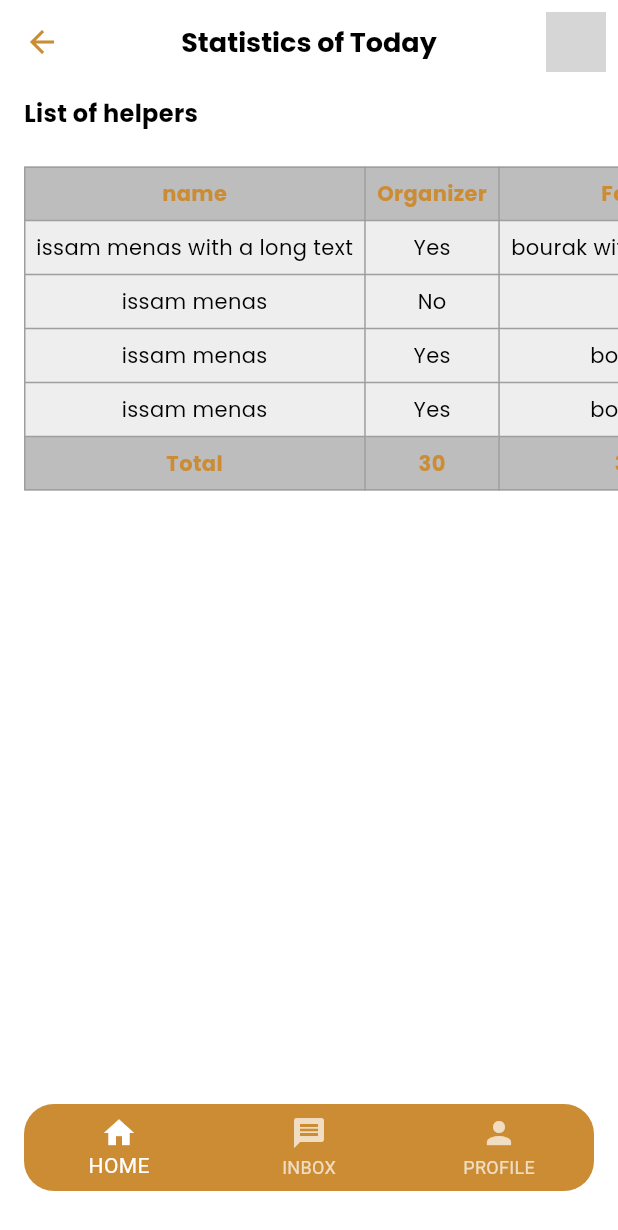
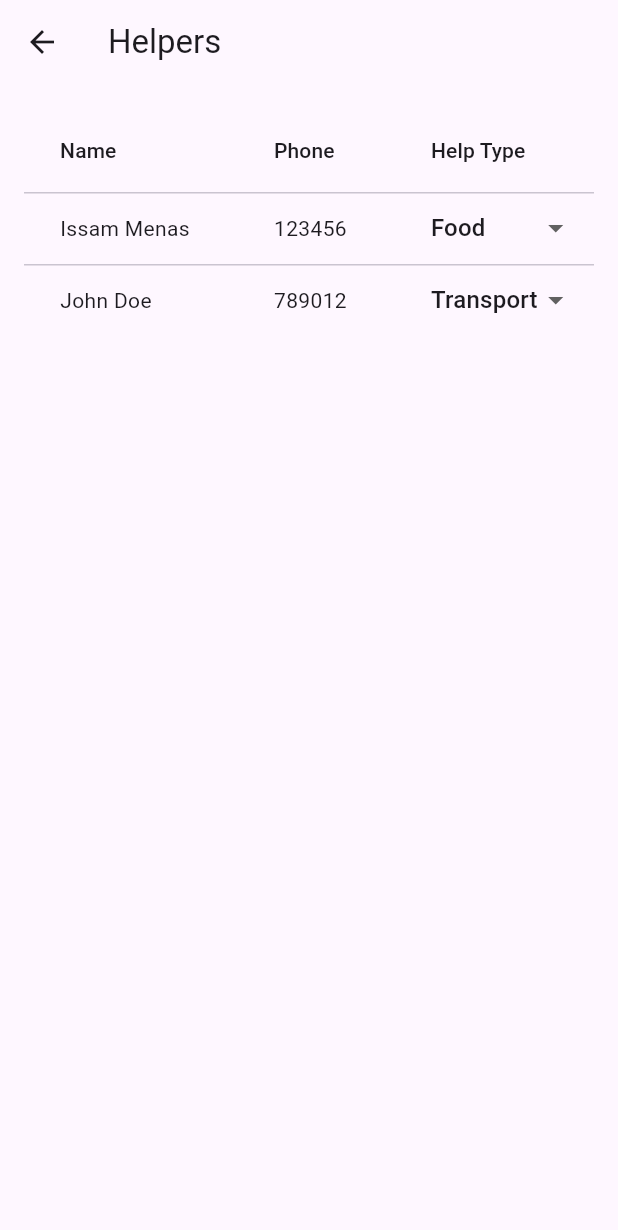
Before and after one commit to Lxmokdr/iftar, a Flutter app: the HelpersTableScreen screen opened directly, on a phone screen of 412 x 824 dp. Shown: the top 1230 px of the screen. Run offline on Flutter 3.47's test engine with Material 3 defaults, Android fonts, the phone set to English and light mode, and no system bars; our stand-ins replace fl_chart, google_fonts, persistent_bottom_nav_bar; grey boxes are pictures that could not be loaded.

Commit message:
vendredi1513

```diff
--- a/lib/common/bottomnavbar.dart
+++ b/lib/common/bottomnavbar.dart
@@ -6,7 +6,8 @@ import 'package:iftar/volunteer/listresto.dart';
 import 'package:persistent_bottom_nav_bar/persistent_bottom_nav_bar.dart';
 
 import '../classes/colors.dart';
-import '../resto/dashboard.dart';
+import '../main.dart';
+import '../resto/list_of_helpers.dart';
 import '../resto/needs.dart';
 import '../resto/post_screen_mat3am.dart';
 import '../volunteer/profile_screen.dart';
@@ -34,7 +35,7 @@ class _CustomNavBarWidgetState extends State<CustomNavBarWidget> {
     if (widget.role == "volunteer") {
       return [IftarScreen(), ShowScreen(), ProfileScreen()];
     } else {
-      return [NeedsScreen(), IftarDashboard(), PostScreen(), ProfileScreen()];
+      return [NeedsScreen(), DASH(), PostScreen(), ProfileScreen()];
     }
   }
 
--- a/lib/main.dart
+++ b/lib/main.dart
@@ -24,7 +24,7 @@
   Widget build(BuildContext context) {
     return Scaffold(
       body: NeedsScreen(),
-      bottomNavigationBar: CustomNavBarWidget(role: "volunteer"), // Pass role dynamically
+      bottomNavigationBar: CustomNavBarWidget(role: "restaurant"), // Pass role dynamically
     );
   }
 }
--- a/lib/resto/list_of_helpers.dart
+++ b/lib/resto/list_of_helpers.dart
@@ -1,197 +1,274 @@
 import 'package:flutter/material.dart';
-import 'package:google_fonts/google_fonts.dart';
+import 'package:fl_chart/fl_chart.dart';
 
-class HelpersTableScreen extends StatelessWidget {
-  final List<String> columns = ["name", "Organizer", "Food", "Tools"];
+import '../classes/colors.dart';
 
-  final List<Map<String, String>> data = [
-    {
-      "name": "issam menas with a long text",
-      "Organizer": "Yes",
-      "Food": "bourak with extra info",
-      "Tools": "Table",
-    },
-    {
-      "name": "issam menas",
-      "Organizer": "No",
-      "Food": "/",
-      "Tools": "Marmit",
-    },
-    {
-      "name": "issam menas",
-      "Organizer": "Yes",
-      "Food": "bourak",
-      "Tools": "Table",
-    },
-    {
-      "name": "issam menas",
-      "Organizer": "Yes",
-      "Food": "bourak",
-      "Tools": "Table",
-    },
+class DASH extends StatefulWidget {
+  @override
+  _DASHState createState() => _DASHState();
+}
+
+class _DASHState extends State<DASH> {
+  int _selectedIndex = 0;
+  final List<Widget> _screens = [
+    IftarDashboard(),
+    HelpersTableScreen(),
+    ClientsTableScreen(),
   ];
+
+  void _navigate(bool isNext) {
+    setState(() {
+      if (isNext) {
+        _selectedIndex = (_selectedIndex + 1) % _screens.length;
+      } else {
+        _selectedIndex = (_selectedIndex - 1 + _screens.length) % _screens.length;
+      }
+    });
+  }
 
   @override
   Widget build(BuildContext context) {
     return Scaffold(
-      backgroundColor: Colors.white, // Screen background white
-
-      appBar: AppBar(
-        backgroundColor: Colors.white,
-        elevation: 0,
-        leading: IconButton(
-          icon: const Icon(
-            Icons.arrow_back,
-            color: Color.fromARGB(255, 203, 140, 52),
-          ),
-          onPressed: () => Navigator.pop(context),
-        ),
-        title: Text(
-          "Statistics of Today",
-          style: GoogleFonts.poppins(
-            fontSize: 18,
-            fontWeight: FontWeight.bold,
-            color: Colors.black,
-          ),
-        ),
-        centerTitle: true,
-        actions: [
-          Padding(
-            padding: const EdgeInsets.all(8.0),
-            child: CircleAvatar(
-              backgroundImage: AssetImage('assets/pfp.jpg'),
+      body: Stack(
+        children: [
+          _screens[_selectedIndex],
+          Positioned(
+            left: 10,
+            top: MediaQuery.of(context).size.height / 2 - 20,
+            child: IconButton(
+              icon: Icon(Icons.arrow_back_ios, size: 30),
+              onPressed: () => _navigate(false),
             ),
           ),
-        ],
-      ),
-
-      bottomNavigationBar: Container(
-        margin: EdgeInsets.only(left: 16, right: 16, bottom: 30),
-        decoration: BoxDecoration(
-          color: Color.fromARGB(255, 203, 140, 52),
-          borderRadius: BorderRadius.circular(20),
-        ),
-        child: ClipRRect(
-          borderRadius: BorderRadius.circular(20),
-          child: BottomNavigationBar(
-            backgroundColor: Colors.transparent,
-            selectedItemColor: Colors.white,
-            unselectedItemColor: Colors.white70,
-            elevation: 0,
-            items: [
-              BottomNavigationBarItem(icon: Icon(Icons.home), label: 'HOME'),
-              BottomNavigationBarItem(icon: Icon(Icons.message), label: 'INBOX'),
-              BottomNavigationBarItem(icon: Icon(Icons.person), label: 'PROFILE'),
-            ],
-          ),
-        ),
-      ),
-
-      body: Column(
-        crossAxisAlignment: CrossAxisAlignment.start,
-        children: [
-          // Subtitle
-          Padding(
-            padding: const EdgeInsets.symmetric(horizontal: 16.0, vertical: 8.0),
-            child: Text(
-              "List of helpers",
-              style: GoogleFonts.poppins(
-                fontSize: 16,
-                fontWeight: FontWeight.bold,
-                color: Colors.black,
-              ),
-            ),
-          ),
-
-          // Scrollable Table
-          Expanded(
-            child: SingleChildScrollView(
-              scrollDirection: Axis.horizontal,
-              child: SingleChildScrollView(
-                scrollDirection: Axis.vertical,
-                child: Container(
-                  margin: const EdgeInsets.all(16.0), // Margin around the table
-                  child: Table(
-                    columnWidths: {
-                      for (int i = 0; i < columns.length; i++)
-                        i: IntrinsicColumnWidth(),
-                    },
-                    border: TableBorder.all(color: Colors.grey),
-                    children: [
-                      // Header Row (dynamic)
-                      TableRow(
-                        children: columns.map((col) => _buildHeaderCell(col)).toList(),
-                      ),
-
-                      // Data Rows (dynamic)
-                      ...data.map((row) {
-                        return TableRow(
-                          children: columns.map((col) => _buildCell(row[col] ?? "")).toList(),
-                        );
-                      }).toList(),
-
-                      // Totals Row
-                      TableRow(
-                        children: columns.asMap().entries.map((entry) {
-                          if (entry.key == 0) {
-                            return _buildCell("Total", isHeader: true);
-                          } else {
-                            return _buildCell("30", isHeader: true);
-                          }
-                        }).toList(),
-                      ),
-                    ],
-                  ),
-                ),
-              ),
+          Positioned(
+            right: 10,
+            top: MediaQuery.of(context).size.height / 2 - 20,
+            child: IconButton(
+              icon: Icon(Icons.arrow_forward_ios, size: 30),
+              onPressed: () => _navigate(true),
             ),
           ),
         ],
       ),
     );
   }
+}
 
-  Widget _buildHeaderCell(String text) {
-    return Container(
-      padding: const EdgeInsets.all(8.0),
-      alignment: Alignment.center,
-      decoration: BoxDecoration(
-        color: Colors.grey[400],
-      ),
-      child: Text(
-        text,
-        maxLines: 1,
-        overflow: TextOverflow.ellipsis,
-        softWrap: false,
-        style: GoogleFonts.poppins(
-          fontSize: 14,
-          fontWeight: FontWeight.bold,
-          color: const Color.fromARGB(255, 203, 140, 52),
+class IftarDashboard extends StatelessWidget {
+  @override
+  Widget build(BuildContext context) {
+    return Scaffold(
+      backgroundColor: Colors.white,
+      body: SafeArea(
+        child: Padding(
+          padding: const EdgeInsets.symmetric(horizontal: 16.0, vertical: 10),
+          child: Column(
+            crossAxisAlignment: CrossAxisAlignment.start,
+            children: [
+              // Top App Bar Section
+              Row(
+                mainAxisAlignment: MainAxisAlignment.spaceBetween,
+                children: [
+                  Text(
+                    "Iftar",
+                    style: TextStyle(
+                      fontSize: 24,
+                      fontWeight: FontWeight.bold,
+                      color: color.darkcolor,
+                    ),
+                  ),
+                  CircleAvatar(
+                    radius: 22,
+                    backgroundImage: AssetImage('assets/img_1.png'), // Change to your image asset
+                  ),
+                ],
+              ),
+
+              SizedBox(height: 10),
+
+              // Comparison to last day
+              Text(
+                "COMPARISON TO LAST DAY",
+                style: TextStyle(fontSize: 14, color: Colors.grey),
+              ),
+              Row(
+                children: [
+                  Text(
+                    "\$9 905,00",
+                    style: TextStyle(fontSize: 24, fontWeight: FontWeight.bold),
+                  ),
+                  SizedBox(width: 10),
+                  Text(
+                    "\$440 ↑",
+                    style: TextStyle(fontSize: 20, color: Colors.pink, fontWeight: FontWeight.bold),
+                  ),
+                ],
+              ),
+
+              SizedBox(height: 10),
+
+              // Bar Chart
+              Container(
+                height: 150,
+                child: BarChart(
+                  BarChartData(
+                    borderData: FlBorderData(show: false),
+                    gridData: FlGridData(show: false),
+                    titlesData: FlTitlesData(show: false),
+                    barGroups: [
+                      BarChartGroupData(x: 0, barRods: [BarChartRodData(toY: 10, color: Colors.green)]),
+                      BarChartGroupData(x: 1, barRods: [BarChartRodData(toY: 6, color: Colors.red)]),
+                      BarChartGroupData(x: 2, barRods: [BarChartRodData(toY: 9, color: Colors.purple)]),
+                      BarChartGroupData(x: 3, barRods: [BarChartRodData(toY: 7, color: Colors.yellow)]),
+                      BarChartGroupData(x: 4, barRods: [BarChartRodData(toY: 8, color: Colors.blue)]),
+                    ],
+                  ),
+                ),
+              ),
+
+              SizedBox(height: 10),
+
+              // Unaccomplished deliveries & Unsatisfied Needs
+              Container(
+                width: double.infinity,
+                padding: EdgeInsets.all(12),
+                decoration: BoxDecoration(
+                  color: Colors.purple,
+                  borderRadius: BorderRadius.circular(12),
+                ),
+                child: Column(
+                  children: [
+                    Text(
+                      "Unaccomplished deliveries: 2",
+                      style: TextStyle(color: Colors.white, fontSize: 16),
+                    ),
+                    Text(
+                      "Unsatisfied needs: 3",
+                      style: TextStyle(color: Colors.white, fontSize: 16),
+                    ),
+                  ],
+                ),
+              ),
+
+              SizedBox(height: 10),
+
+              // Stats Grid (Cards made bigger)
+              Expanded(
+                child: GridView.count(
+                  crossAxisCount: 2,
+                  crossAxisSpacing: 10,
+                  mainAxisSpacing: 10,
+                  childAspectRatio: 1, // **Increased for bigger cards**
+                  children: [
+                    _buildStatCard("TOTAL COMPLETED TRANSPORTATIONS", "4", Colors.pink),
+                    _buildStatCard("TOTAL VOLUNTEERS", "20", Colors.orange),
+                    _buildStatCard("TOTAL CLIENTS", "50", Colors.green),
+                    _buildStatCard("TOTAL FOOD RECEIVED", "50 MEALS", Colors.purple),
+                  ],
+                ),
+              ),
+            ],
+          ),
         ),
       ),
     );
   }
+  // Function to build a stat card (Made padding bigger)
+  Widget _buildStatCard(String title, String value, Color color) {
+    return Container(
+      padding: EdgeInsets.all(20), // **Increased padding for better spacing**
+      decoration: BoxDecoration(
+        color: color,
+        borderRadius: BorderRadius.circular(12),
+      ),
+      child: Column(
+        crossAxisAlignment: CrossAxisAlignment.center,
+        mainAxisAlignment: MainAxisAlignment.center,
+        children: [
+          Text(
+            title.toUpperCase(),
+            textAlign: TextAlign.center,
+            style: TextStyle(color: Colors.white, fontSize: 15, fontWeight: FontWeight.bold),
+          ),
+          SizedBox(height: 8), // **Increased spacing**
+          Text(
+            value,
+            style: TextStyle(color: Colors.white, fontSize: 20, fontWeight: FontWeight.bold),
+          ),
+        ],
+      ),
+    );
+  }
+}
 
-  Widget _buildCell(String text, {bool isHeader = false}) {
-    return Container(
-      padding: const EdgeInsets.all(8.0),
-      alignment: Alignment.center,
-      decoration: BoxDecoration(
-        color: isHeader ? Colors.grey[400] : Colors.grey[200],
-      ),
-      child: Text(
-        text.isNotEmpty ? text : '--',
-        maxLines: 1,
-        overflow: TextOverflow.ellipsis,
-        softWrap: false,
-        style: GoogleFonts.poppins(
-          fontSize: 14,
-          fontWeight: isHeader ? FontWeight.bold : FontWeight.normal,
-          color: isHeader
-              ? const Color.fromARGB(255, 203, 140, 52)
-              : Colors.black,
+class HelpersTableScreen extends StatelessWidget {
+  final List<String> columns = ["Name", "Phone", "Help Type", "Status"];
+  final List<Map<String, String>> data = [
+    {"Name": "Issam Menas", "Phone": "123456", "Help Type": "Food", "Status": "Available"},
+    {"Name": "John Doe", "Phone": "789012", "Help Type": "Transport", "Status": "Busy"},
+  ];
+
+  @override
+  Widget build(BuildContext context) {
+    return Scaffold(
+      appBar: AppBar(title: Text("Helpers")),
+      body: Padding(
+        padding: EdgeInsets.all(16.0),
+        child: SingleChildScrollView(
+          scrollDirection: Axis.horizontal, // Allows horizontal scrolling
+          child: DataTable(
+            columns: columns.map((col) => DataColumn(label: Text(col))).toList(),
+            rows: data.map((row) {
+              return DataRow(cells: [
+                DataCell(Text(row["Name"]!)),
+                DataCell(Text(row["Phone"]!)),
+                DataCell(DropdownButton<String>(
+                  value: row["Help Type"],
+                  items: ["Food", "Transport", "Tools"].map((String item) {
+                    return DropdownMenuItem(value: item, child: Text(item));
+                  }).toList(),
+                  onChanged: (value) {},
+                )),
+                DataCell(DropdownButton<String>(
+                  value: row["Status"],
+                  items: ["Available", "Busy"].map((String item) {
+                    return DropdownMenuItem(value: item, child: Text(item));
+                  }).toList(),
+                  onChanged: (value) {},
+                )),
+              ]);
+            }).toList(),
+          ),
         ),
       ),
     );
   }
 }
+
+
+class ClientsTableScreen extends StatelessWidget {
+  final List<String> columns = ["Name", "Phone"];
+  final List<Map<String, String>> clients = [
+    {"Name": "Alice Johnson", "Phone": "111222"},
+    {"Name": "Bob Smith", "Phone": "333444"},
+  ];
+
+  @override
+  Widget build(BuildContext context) {
+    return Scaffold(
+      appBar: AppBar(title: Text("Clients")),
+      body: Padding(
+        padding: EdgeInsets.all(16.0),
+        child: DataTable(
+          columns: columns.map((col) => DataColumn(label: Text(col))).toList(),
+          rows: clients.map((row) {
+            return DataRow(cells: [
+              DataCell(Text(row["Name"]!)),
+              DataCell(Text(row["Phone"]!)),
+            ]);
+          }).toList(),
+        ),
+      ),
+    );
+  }
+}
```
Also changed, not shown: lib/resto/needs.dart (+80 -17 lines).
